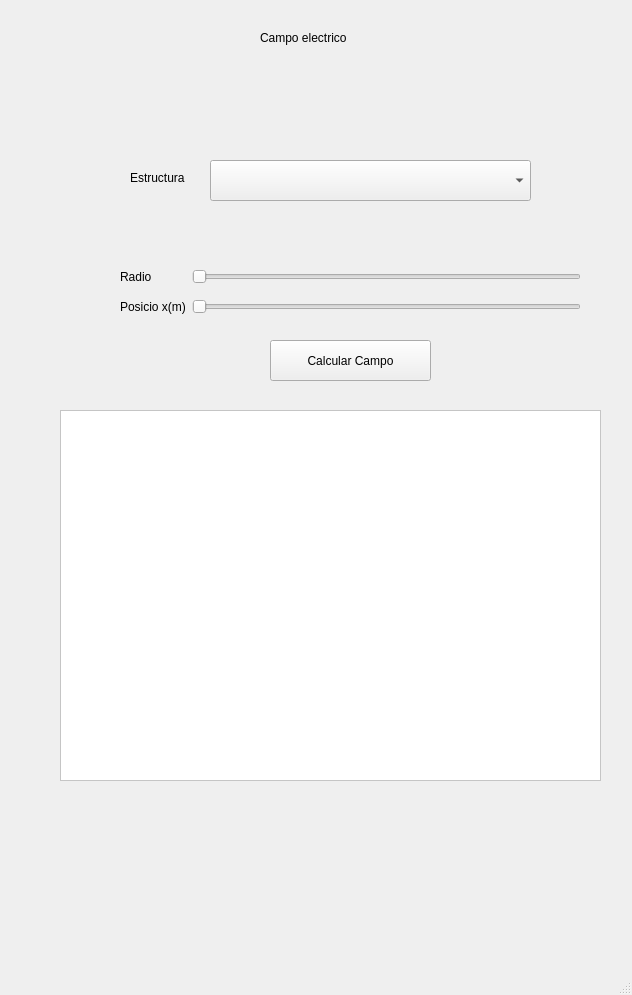
Old version of the form interface.ui in the repository josuemj/electricFields.
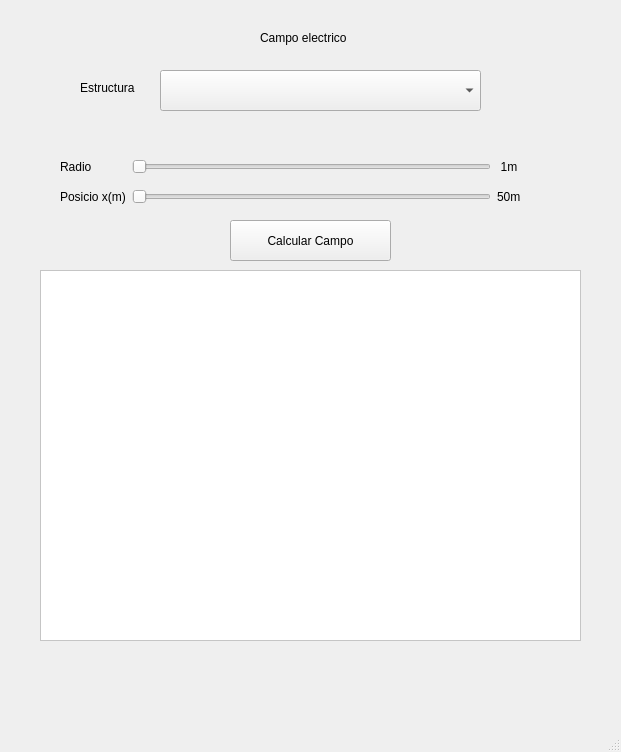
New version of the form.

Commit message: Anillo graficado y ui actualizado

The edit to the form file:
```diff
--- a/interface.ui
+++ b/interface.ui
@@ -6,8 +6,8 @@
    <rect>
     <x>0</x>
     <y>0</y>
-    <width>632</width>
-    <height>995</height>
+    <width>621</width>
+    <height>752</height>
    </rect>
   </property>
   <property name="windowTitle">
@@ -17,8 +17,8 @@
    <widget class="QLabel" name="label">
     <property name="geometry">
      <rect>
-      <x>130</x>
-      <y>170</y>
+      <x>80</x>
+      <y>80</y>
       <width>71</width>
       <height>16</height>
      </rect>
@@ -30,8 +30,8 @@
    <widget class="QPushButton" name="pushButton">
     <property name="geometry">
      <rect>
-      <x>270</x>
-      <y>340</y>
+      <x>230</x>
+      <y>220</y>
       <width>161</width>
       <height>41</height>
      </rect>
@@ -56,8 +56,8 @@
    <widget class="QComboBox" name="fieldsComboBox">
     <property name="geometry">
      <rect>
-      <x>210</x>
-      <y>160</y>
+      <x>160</x>
+      <y>70</y>
       <width>321</width>
       <height>41</height>
      </rect>
@@ -66,20 +66,13 @@
    <widget class="QWidget" name="layoutWidget">
     <property name="geometry">
      <rect>
-      <x>120</x>
-      <y>260</y>
+      <x>60</x>
+      <y>150</y>
       <width>461</width>
       <height>64</height>
      </rect>
     </property>
     <layout class="QGridLayout" name="gridLayout">
-     <item row="0" column="1">
-      <widget class="QSlider" name="radioSlider">
-       <property name="orientation">
-        <enum>Qt::Horizontal</enum>
-       </property>
-      </widget>
-     </item>
      <item row="1" column="0">
       <widget class="QLabel" name="label_3">
        <property name="text">
@@ -87,6 +80,20 @@
        </property>
       </widget>
      </item>
+     <item row="0" column="1">
+      <widget class="QSlider" name="radioSlider">
+       <property name="orientation">
+        <enum>Qt::Horizontal</enum>
+       </property>
+      </widget>
+     </item>
+     <item row="1" column="1">
+      <widget class="QSlider" name="xSlider">
+       <property name="orientation">
+        <enum>Qt::Horizontal</enum>
+       </property>
+      </widget>
+     </item>
      <item row="0" column="0">
       <widget class="QLabel" name="label_2">
        <property name="text">
@@ -94,10 +101,23 @@
        </property>
       </widget>
      </item>
-     <item row="1" column="1">
-      <widget class="QSlider" name="xSlider">
-       <property name="orientation">
-        <enum>Qt::Horizontal</enum>
+     <item row="0" column="2">
+      <widget class="QLabel" name="radioLabel">
+       <property name="text">
+        <string>1m</string>
+       </property>
+       <property name="scaledContents">
+        <bool>false</bool>
+       </property>
+       <property name="alignment">
+        <set>Qt::AlignCenter</set>
+       </property>
+      </widget>
+     </item>
+     <item row="1" column="2">
+      <widget class="QLabel" name="posicionLabel">
+       <property name="text">
+        <string>50m</string>
        </property>
       </widget>
      </item>
@@ -106,15 +126,15 @@
    <widget class="QFrame" name="graphFrame">
     <property name="geometry">
      <rect>
-      <x>60</x>
-      <y>410</y>
+      <x>40</x>
+      <y>270</y>
       <width>541</width>
       <height>371</height>
      </rect>
     </property>
     <property name="minimumSize">
      <size>
-      <width>300</width>
+      <width>350</width>
       <height>300</height>
      </size>
     </property>
@@ -140,7 +160,7 @@
     <rect>
      <x>0</x>
      <y>0</y>
-     <width>632</width>
+     <width>621</width>
      <height>26</height>
     </rect>
    </property>
```
The commit also changes 1 other file.
